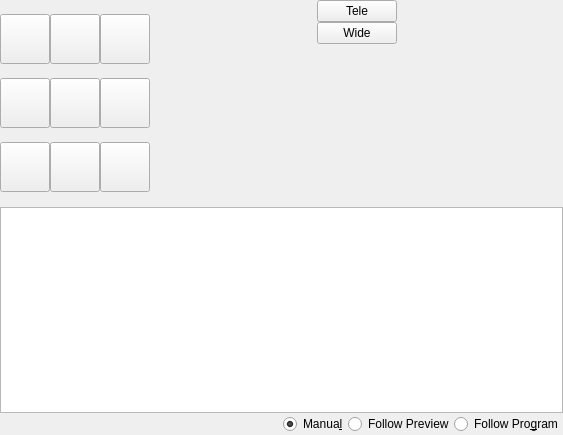
Above: ptz-controls.ui from glikely/obs-ptz before the change. Below: the same form after it.
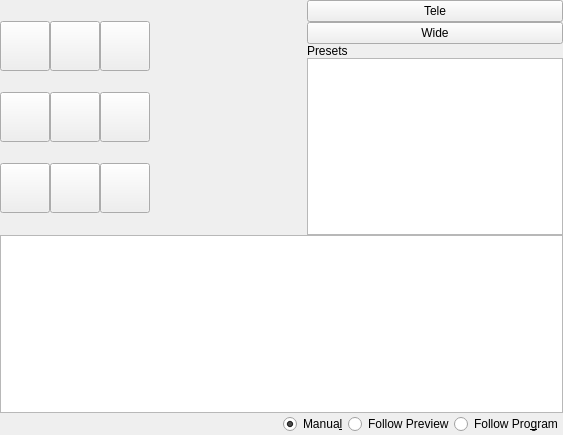
That is the form after the change. Icons and pictures are not drawn.

Commit message:
Add support for presets
Add a list of presets to the UI. Presets are just a list of strings, one
for each available preset setting. Presets can be set, reset and renamed
using the context menu. Double clicking a preset activates it.

The edit to the form file:
```diff
--- a/ptz-controls.ui
+++ b/ptz-controls.ui
@@ -248,33 +248,24 @@
            </widget>
           </item>
           <item>
-           <spacer name="verticalSpacer">
-            <property name="orientation">
-             <enum>Qt::Vertical</enum>
+           <widget class="QLabel" name="label">
+            <property name="text">
+             <string>Presets</string>
             </property>
-            <property name="sizeHint" stdset="0">
-             <size>
-              <width>20</width>
-              <height>40</height>
-             </size>
+           </widget>
+          </item>
+          <item>
+           <widget class="QListView" name="presetListView">
+            <property name="contextMenuPolicy">
+             <enum>Qt::CustomContextMenu</enum>
             </property>
-           </spacer>
+            <property name="editTriggers">
+             <set>QAbstractItemView::EditKeyPressed</set>
+            </property>
+           </widget>
           </item>
          </layout>
         </item>
-        <item>
-         <spacer name="horizontalSpacer_3">
-          <property name="orientation">
-           <enum>Qt::Horizontal</enum>
-          </property>
-          <property name="sizeHint" stdset="0">
-           <size>
-            <width>40</width>
-            <height>20</height>
-           </size>
-          </property>
-         </spacer>
-        </item>
        </layout>
       </item>
       <item>
```
The commit also changes 6 other files.
